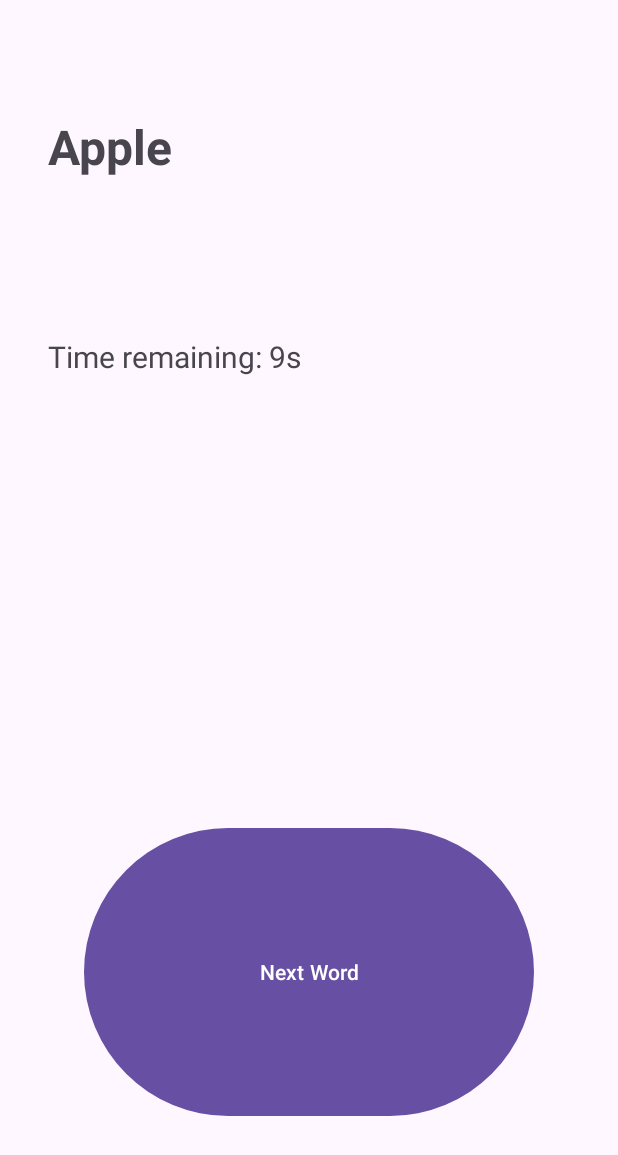
After one commit to MTusek/alias_clone, an Android app: the GameRoundActivity screen opened directly, with no data from a screen before it, on a phone screen of 412 x 824 dp. The commit adds this screen. Shown: the top 1155 px of the screen. Run offline under Robolectric (Android 15) with nearby library versions, the phone set to English and light mode, and no system bars.

Commit message:
Basic gameplay loop

```diff
--- /dev/null
+++ b/app/src/main/java/com/example/aliasclone/GameRoundActivity.java
@@ -0,0 +1,77 @@
+package com.example.aliasclone;
+
+import androidx.appcompat.app.AppCompatActivity;
+
+import android.content.Intent;
+import android.os.Bundle;
+import android.os.CountDownTimer;
+import android.widget.Button;
+import android.widget.TextView;
+
+import java.io.Serializable;
+import java.util.ArrayList;
+import java.util.HashMap;
+
+public class GameRoundActivity extends AppCompatActivity {
+
+    private TextView tvWord, tvTimer;
+    private Button btnNextWord;
+    private CountDownTimer timer;
+    private String[] words = {"Apple", "Car", "Sunshine", "Guitar", "Mountain"};
+    private int index = 0;
+
+    private ArrayList<HashMap<String, Object>> teams;
+
+    @Override
+    protected void onCreate(Bundle savedInstanceState) {
+        super.onCreate(savedInstanceState);
+        setContentView(R.layout.activity_game_round);
+
+        tvWord = findViewById(R.id.tvWord);
+        tvTimer = findViewById(R.id.tvTimer);
+        btnNextWord = findViewById(R.id.btnNextWord);
+
+        showNextWord();
+        startRoundTimer(10);
+
+        btnNextWord.setOnClickListener(v -> showNextWord());
+
+        teams = (ArrayList<HashMap<String, Object>>) getIntent().getSerializableExtra("TEAMS");
+    }
+
+    private void showNextWord() {
+        tvWord.setText(words[index % words.length]);
+        index++;
+    }
+
+    private void startRoundTimer(int seconds) {
+        timer = new CountDownTimer(seconds * 1000L, 1000) {
+            @Override
+            public void onTick(long millisUntilFinished) {
+                tvTimer.setText("Time remaining: " + (millisUntilFinished / 1000) + "s");
+            }
+
+            @Override
+            public void onFinish() {
+                tvTimer.setText("Time's up!");
+                btnNextWord.setEnabled(false);
+
+                int pointsEarned = (int) (Math.random() * 5 + 1); // Temporary random points...
+
+                Intent intent = new Intent(GameRoundActivity.this, RoundResultsActivity.class);
+                intent.putExtra("TEAMS",(Serializable) teams);
+                intent.putExtra("CURRENT_TEAM", getIntent().getIntExtra("CURRENT_TEAM", 0));
+                intent.putExtra("POINTS_EARNED", pointsEarned);
+                startActivity(intent);
+                finish();
+            }
+        };
+        timer.start();
+    }
+
+    @Override
+    protected void onDestroy() {
+        super.onDestroy();
+        if (timer != null) timer.cancel();
+    }
+}
--- a/app/src/main/java/com/example/aliasclone/SetupActivity.java
+++ b/app/src/main/java/com/example/aliasclone/SetupActivity.java
@@ -9,8 +9,6 @@ import android.widget.CheckBox;
 import android.widget.EditText;
 import android.widget.LinearLayout;
 import androidx.appcompat.app.AppCompatActivity;
-
-import com.example.aliasclone.GameActivity;
 
 import java.util.ArrayList;
 import java.util.HashMap;
@@ -73,7 +71,7 @@ public class SetupActivity extends AppCompatActivity {
                 ArrayList<HashMap<String, Object>> allTeams = collectTeams();
                 HashMap<String, Object> settings = collectSettings();
 
-                Intent intent = new Intent(SetupActivity.this, GameActivity.class);
+                Intent intent = new Intent(SetupActivity.this, TurnInfoActivity.class);
                 intent.putExtra("TEAMS", allTeams);
                 intent.putExtra("SETTINGS", settings);
                 startActivity(intent);
@@ -163,8 +161,6 @@ public class SetupActivity extends AppCompatActivity {
 
             bottomContainer.addView(settingsView, 0);
         }
-
-
 
     private void addPlayer(LinearLayout playerContainer, int playerNumber) {
         LinearLayout playerLayout = new LinearLayout(this);
--- /dev/null
+++ b/app/src/main/res/layout/activity_game_round.xml
@@ -0,0 +1,29 @@
+<?xml version="1.0" encoding="utf-8"?>
+<LinearLayout xmlns:android="http://schemas.android.com/apk/res/android"
+    android:orientation="vertical"
+    android:gravity="center"
+    android:padding="32dp"
+    android:layout_width="match_parent"
+    android:layout_height="match_parent">
+
+    <TextView
+        android:id="@+id/tvWord"
+        android:textSize="32sp"
+        android:textStyle="bold"
+        android:layout_marginBottom="48dp"
+        android:layout_height="100dp"
+        android:layout_width="match_parent" />
+
+    <TextView
+        android:id="@+id/tvTimer"
+        android:textSize="20sp"
+        android:layout_marginBottom="24dp"
+        android:layout_height="300dp"
+        android:layout_width="match_parent"/>
+
+    <Button
+        android:id="@+id/btnNextWord"
+        android:text="Next Word"
+        android:layout_width="300dp"
+        android:layout_height="200dp"/>
+</LinearLayout>
```
Also changed, not shown: app/src/main/AndroidManifest.xml (+10 -1 lines), app/src/main/java/com/example/aliasclone/GameActivity.java (deleted, +0 -14 lines), app/src/main/java/com/example/aliasclone/RoundResultsActivity.java (added, +57 -0 lines), app/src/main/java/com/example/aliasclone/ScoreboardActivity.java (added, +70 -0 lines), app/src/main/java/com/example/aliasclone/TurnInfoActivity.java (added, +52 -0 lines), app/src/main/res/layout/activity_game.xml (deleted, +0 -9 lines), app/src/main/res/layout/activity_round_results.xml (added, +23 -0 lines), app/src/main/res/layout/activity_scoreboard.xml (added, +29 -0 lines), app/src/main/res/layout/activity_turn_info.xml (added, +21 -0 lines).
